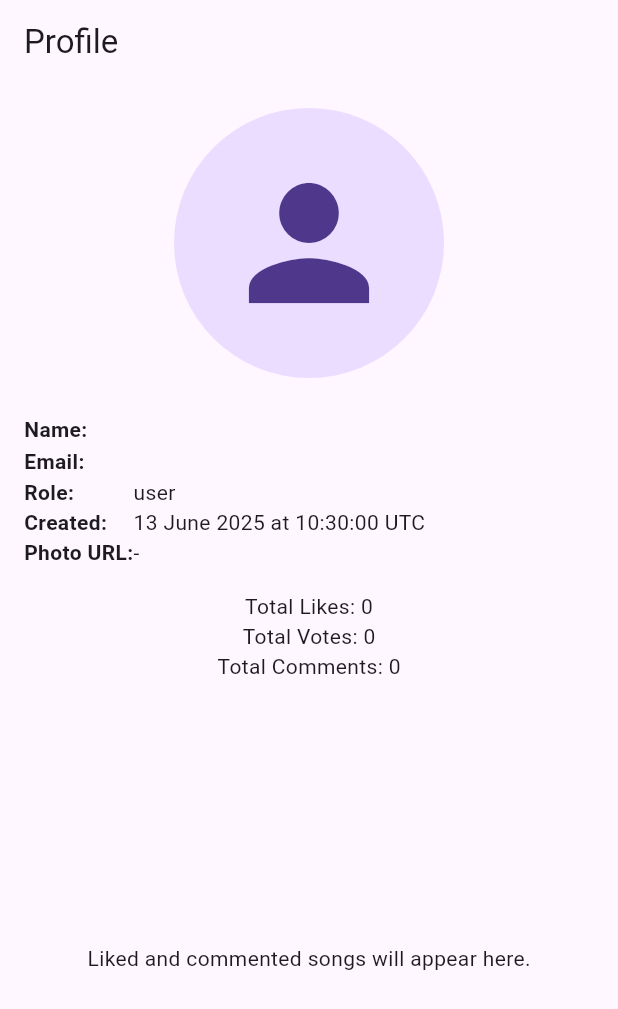
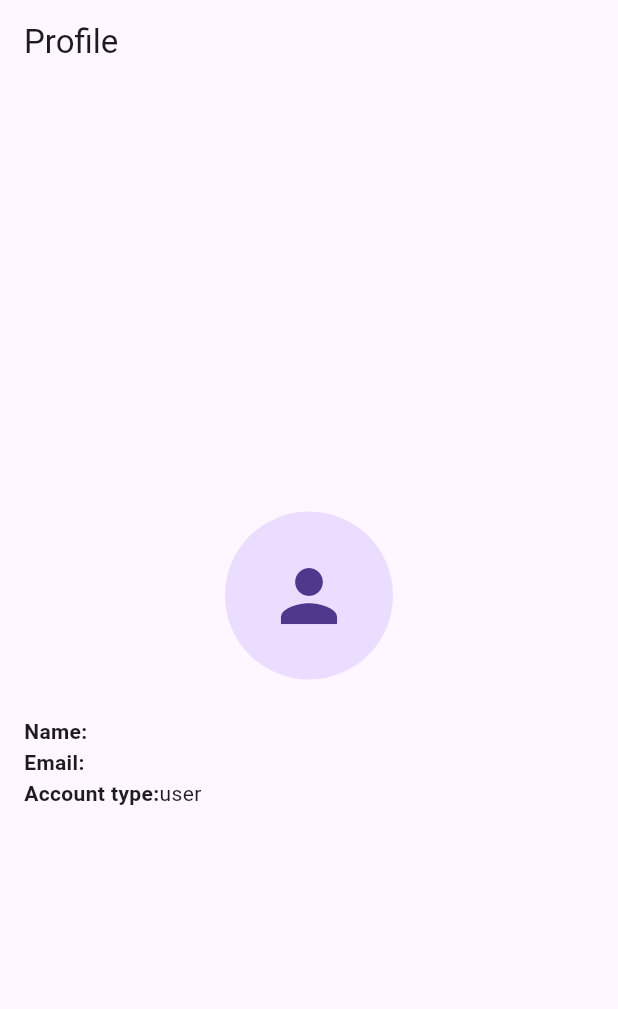
Before and after one commit to bigezoacademy/sokivibes, a Flutter app: the ProfileScreen screen opened directly, on a phone screen of 412 x 824 dp. Shown: the top 1009 px of the screen. Run offline on Flutter 3.47's test engine with Material 3 defaults, Android fonts, the phone set to English and light mode, and no system bars; our stand-ins replace cloud_firestore, firebase_auth, firebase_core, firebase_storage, google_fonts, google_sign_in and 3 more; missing offline and left inert: dart:html, dart:js; accounts and stored records are empty.

Commit message:
v1: Initial public version of Soki-Vibes app (profile photo size fix) - 2025-06-13

```diff
--- a/lib/screens/profile/profile_screen.dart
+++ b/lib/screens/profile/profile_screen.dart
@@ -26,11 +26,11 @@ class ProfileScreen extends StatelessWidget {
           mainAxisAlignment: MainAxisAlignment.center,
           children: [
             CircleAvatar(
-              radius: 90,
+              radius: 56, // smaller avatar
               backgroundImage:
                   user?.photoURL != null ? NetworkImage(user!.photoURL!) : null,
               child: user?.photoURL == null
-                  ? const Icon(Icons.person, size: 120)
+                  ? const Icon(Icons.person, size: 56)
                   : null,
             ),
             const SizedBox(height: 24),
@@ -52,30 +52,11 @@ class ProfileScreen extends StatelessWidget {
                   Text(user?.email ?? ''),
                 ]),
                 TableRow(children: [
-                  const Text('Role:',
+                  const Text('Account type:',
                       style: TextStyle(fontWeight: FontWeight.bold)),
                   Text(authProvider.isAdmin ? 'admin' : 'user'),
                 ]),
-                TableRow(children: [
-                  const Text('Created:',
-                      style: TextStyle(fontWeight: FontWeight.bold)),
-                  Text(createdAt.isNotEmpty ? createdAt : '-'),
-                ]),
-                TableRow(children: [
-                  const Text('Photo URL:',
-                      style: TextStyle(fontWeight: FontWeight.bold)),
-                  Text(user?.photoURL ?? '-'),
-                ]),
               ],
-            ),
-            const SizedBox(height: 16),
-            Text('Total Likes: 0'),
-            Text('Total Votes: 0'),
-            Text('Total Comments: 0'),
-            const SizedBox(height: 16),
-            Expanded(
-              child: Center(
-                  child: Text('Liked and commented songs will appear here.')),
             ),
           ],
         ),
```
